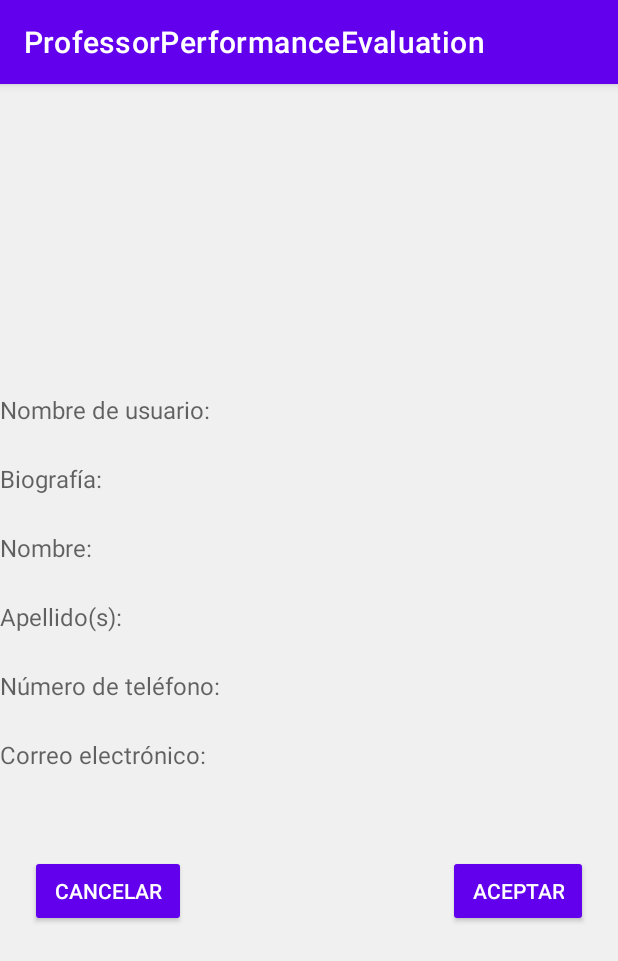
After one commit to sebastianbellodev/professor-review, an Android app: the ModifyStudentActivity screen opened directly, with no data from a screen before it, on a phone screen of 412 x 824 dp. The commit adds this screen. Shown: the top 961 px of the screen. Run offline under Robolectric (Android 15) with nearby library versions, the phone set to English and light mode, and no system bars; our stand-ins replace data binding.

Commit message:
ModifyStudentActivity added

```diff
--- a/MobileApp/app/src/main/AndroidManifest.xml
+++ b/MobileApp/app/src/main/AndroidManifest.xml
@@ -15,6 +15,9 @@
         android:theme="@style/Theme.ProfessorPerformanceEvaluation"
         android:usesCleartextTraffic="true"
         tools:targetApi="31">
+        <activity
+            android:name=".activity.ModifyStudentActivity"
+            android:exported="false" />
         <activity
             android:name=".activity.QueryEducationalExperienceActivity"
             android:exported="false" />
--- /dev/null
+++ b/MobileApp/app/src/main/java/com/example/professorperformanceevaluation/activity/ModifyStudentActivity.java
@@ -0,0 +1,16 @@
+package com.example.professorperformanceevaluation.activity;
+
+import androidx.appcompat.app.AppCompatActivity;
+
+import android.os.Bundle;
+
+import com.example.professorperformanceevaluation.R;
+
+public class ModifyStudentActivity extends AppCompatActivity {
+
+    @Override
+    protected void onCreate(Bundle savedInstanceState) {
+        super.onCreate(savedInstanceState);
+        setContentView(R.layout.activity_modify_student);
+    }
+}
--- /dev/null
+++ b/MobileApp/app/src/main/java/com/example/professorperformanceevaluation/viewmodel/ModifyStudentViewModel.java
@@ -0,0 +1,21 @@
+package com.example.professorperformanceevaluation.viewmodel;
+
+import android.content.Intent;
+import android.widget.Toast;
+
+import com.example.professorperformanceevaluation.R;
+import com.example.professorperformanceevaluation.activity.LogStudentActivity;
+import com.example.professorperformanceevaluation.activity.LogStudentEmailAddressPhoneNumberActivity;
+import com.example.professorperformanceevaluation.model.Student;
+
+public class ModifyStudentViewModel {
+
+
+    public void onAcceptButtonClicked() {
+
+    }
+
+    public void onCancelButtonClicked() {
+
+    }
+}
--- /dev/null
+++ b/MobileApp/app/src/main/res/layout/activity_modify_student.xml
@@ -0,0 +1,102 @@
+<?xml version="1.0" encoding="utf-8"?>
+<layout xmlns:android="http://schemas.android.com/apk/res/android"
+    xmlns:app="http://schemas.android.com/apk/res-auto"
+    xmlns:tools="http://schemas.android.com/tools"
+    android:layout_width="match_parent"
+    android:layout_height="match_parent"
+    tools:context=".activity.ModifyStudentActivity">
+
+    <data>
+
+        <variable
+            name="modifyStudentViewModel"
+            type="com.example.professorperformanceevaluation.viewmodel.ModifyStudentViewModel" />
+    </data>
+
+
+    <RelativeLayout
+        android:layout_width="match_parent"
+        android:layout_height="match_parent"
+        android:background="@color/background_color"
+        android:gravity="center"
+        android:orientation="vertical"
+        tools:context=".activity.ModifyStudentActivity">
+
+        <TextView
+            android:id="@+id/username_text_view"
+            android:layout_width="wrap_content"
+            android:layout_height="wrap_content"
+            android:layout_marginBottom="24dp"
+            android:hint="@string/username_label"
+            android:textSize="16sp" />
+
+        <TextView
+            android:id="@+id/biography_text_view"
+            android:layout_width="wrap_content"
+            android:layout_height="wrap_content"
+            android:layout_below="@id/username_text_view"
+            android:layout_marginBottom="24dp"
+            android:hint="@string/biography_label"
+            android:textSize="16sp" />
+
+        <TextView
+            android:id="@+id/name_text_view"
+            android:layout_width="wrap_content"
+            android:layout_height="wrap_content"
+            android:layout_below="@id/biography_text_view"
+            android:layout_marginBottom="24dp"
+            android:hint="@string/name_label"
+            android:textSize="16sp" />
+
+        <TextView
+            android:id="@+id/last_name_text_view"
+            android:layout_width="wrap_content"
+            android:layout_height="wrap_content"
+            android:layout_below="@id/name_text_view"
+            android:layout_marginBottom="24dp"
+            android:hint="@string/last_name_label"
+            android:textSize="16sp" />
+
+        <TextView
+            android:id="@+id/phone_number_text_view"
+            android:layout_width="wrap_content"
+            android:layout_height="wrap_content"
+            android:layout_below="@id/last_name_text_view"
+            android:layout_marginBottom="24dp"
+            android:hint="@string/phone_number_label"
+            android:textSize="16sp" />
+
+        <TextView
+            android:id="@+id/email_address_text_view"
+            android:layout_width="wrap_content"
+            android:layout_height="wrap_content"
+            android:layout_below="@id/phone_number_text_view"
+            android:layout_marginBottom="24dp"
+            android:hint="@string/email_address_label"
+            android:textSize="16sp" />
+
+        <Button
+            android:id="@+id/cancel_button"
+            style="@style/ButtonStyle"
+            android:layout_width="wrap_content"
+            android:layout_height="wrap_content"
+            android:layout_below="@id/email_address_text_view"
+            android:layout_alignParentStart="true"
+            android:layout_marginStart="20dp"
+            android:layout_marginTop="32dp"
+            android:onClick="@{() -> modifyStudentViewModel.onCancelButtonClicked()}"
+            android:text="@string/cancel_button" />
+
+        <Button
+            style="@style/ButtonStyle"
+            android:layout_width="wrap_content"
+            android:layout_height="wrap_content"
+            android:layout_alignBaseline="@id/cancel_button"
+            android:layout_alignParentEnd="true"
+            android:layout_marginTop="32dp"
+            android:layout_marginEnd="20dp"
+            android:onClick="@{() -> modifyStudentViewModel.onAcceptButtonClicked()}"
+            android:text="@string/accept_button" />
+
+    </RelativeLayout>
+</layout>
--- a/MobileApp/app/src/main/res/values/strings.xml
+++ b/MobileApp/app/src/main/res/values/strings.xml
@@ -49,4 +49,5 @@
     <string name="otp_label">Contraseña de un solo uso (OTP):</string>
     <string name="modified_information_label">La información se modificó correctamente en el sistema.</string>
     <string name="educational_experience_label">Experiencia educativa:</string>
+    <string name="biography_label">Biografía:</string>
 </resources>
```
Also changed, not shown: 4 other files.
